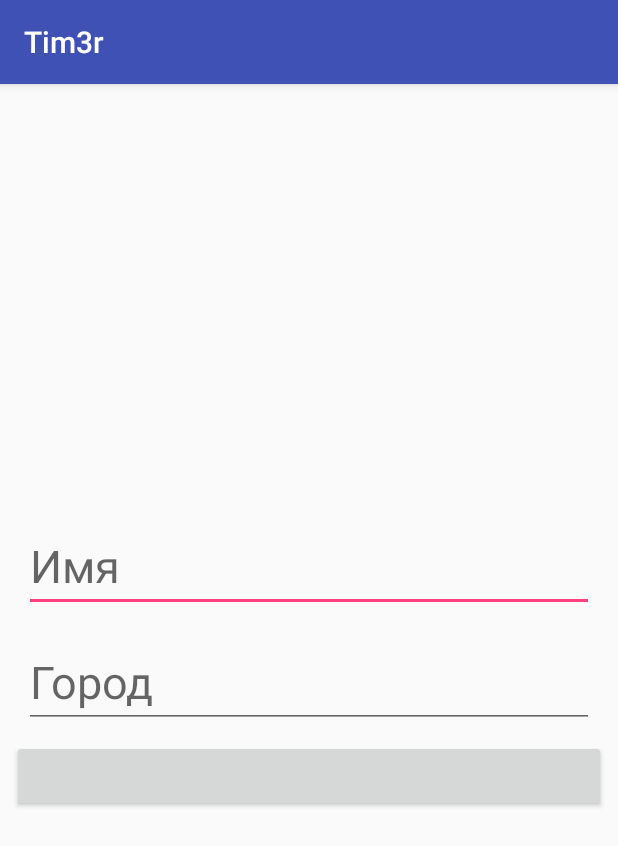
After one commit to livace/Tim3r, an Android app: the LoginActivity screen opened directly, with no data from a screen before it, on a phone screen of 412 x 824 dp. The commit adds this screen. Shown: the top 846 px of the screen. Run offline under Robolectric (Android 15) with nearby library versions, the phone set to English and light mode, and no system bars.

Commit message:
Added settings and login

```diff
--- a/app/src/main/AndroidManifest.xml
+++ b/app/src/main/AndroidManifest.xml
@@ -1,6 +1,8 @@
 <?xml version="1.0" encoding="utf-8"?>
 <manifest xmlns:android="http://schemas.android.com/apk/res/android"
     package="com.example.livace.tim3r">
+
+    <uses-permission android:name="android.permission.INTERNET" />
 
     <application
         android:allowBackup="true"
@@ -16,6 +18,8 @@
                 <category android:name="android.intent.category.LAUNCHER" />
             </intent-filter>
         </activity>
+        <activity android:name=".LoginActivity" />
+        <activity android:name=".Settings"></activity>
     </application>
-    <uses-permission android:name="android.permission.INTERNET" />
+
 </manifest>
--- /dev/null
+++ b/app/src/main/java/com/example/livace/tim3r/LoginActivity.java
@@ -0,0 +1,13 @@
+package com.example.livace.tim3r;
+
+import android.support.v7.app.AppCompatActivity;
+import android.os.Bundle;
+
+public class LoginActivity extends AppCompatActivity {
+
+    @Override
+    protected void onCreate(Bundle savedInstanceState) {
+        super.onCreate(savedInstanceState);
+        setContentView(R.layout.activity_login);
+    }
+}
--- /dev/null
+++ b/app/src/main/res/layout/activity_login.xml
@@ -0,0 +1,47 @@
+<?xml version="1.0" encoding="utf-8"?>
+<android.support.constraint.ConstraintLayout xmlns:android="http://schemas.android.com/apk/res/android"
+    xmlns:app="http://schemas.android.com/apk/res-auto"
+    xmlns:tools="http://schemas.android.com/tools"
+    android:layout_width="match_parent"
+    android:layout_height="match_parent"
+    tools:context="com.example.livace.tim3r.MainActivity">
+
+    <LinearLayout
+        android:layout_width="match_parent"
+        android:layout_height="wrap_content"
+        android:layout_marginBottom="8dp"
+        android:layout_marginEnd="8dp"
+        android:layout_marginStart="8dp"
+        android:layout_marginTop="8dp"
+        android:orientation="vertical"
+        app:layout_constraintBottom_toBottomOf="parent"
+        app:layout_constraintEnd_toEndOf="parent"
+        app:layout_constraintStart_toStartOf="parent"
+        app:layout_constraintTop_toTopOf="parent">
+
+        <EditText
+            android:layout_width="match_parent"
+            android:layout_height="wrap_content"
+            android:hint="Имя"
+            android:textSize="@dimen/text_size_login_form"
+            android:layout_margin="@dimen/margin_normal"
+            />
+
+        <AutoCompleteTextView
+            android:layout_width="match_parent"
+            android:layout_height="wrap_content"
+            android:hint="Город"
+            android:textSize="@dimen/text_size_login_form"
+            android:layout_margin="@dimen/margin_normal"
+            />
+
+        <Button
+            android:layout_width="match_parent"
+            android:layout_height="wrap_content"
+            />
+
+    </LinearLayout>
+
+
+
+</android.support.constraint.ConstraintLayout>
```
Also changed, not shown: app/src/main/java/com/example/livace/tim3r/Settings.java (added, +13 -0 lines), app/src/main/res/layout/activity_main.xml (+0 -38 lines), app/src/main/res/layout/activity_settings.xml (added, +43 -0 lines).
